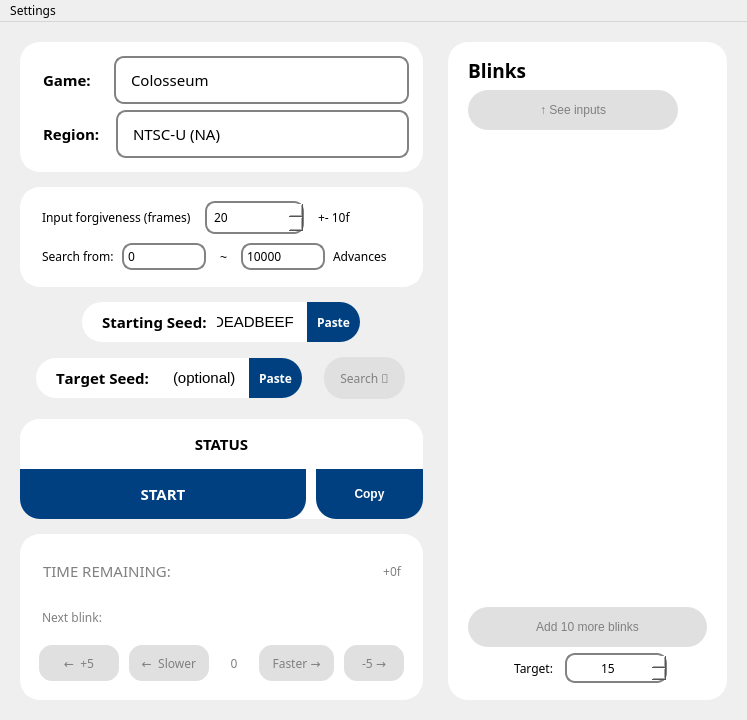
This is OpenBlink/GuiProjectBackup/OpenBlink2/mainwindow.ui in KapitalRoser/OpenBlink as Qt 5 draws it before an edit. The edited form follows.
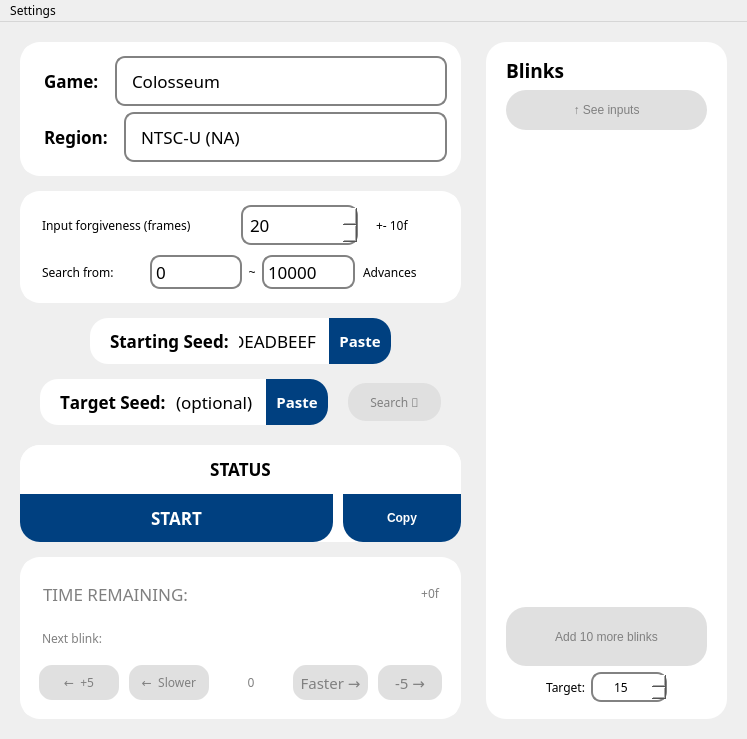
This is the edited form. Icons and pictures are not drawn.

What changed in the file:
```diff
--- a/OpenBlink/GuiProjectBackup/OpenBlink2/mainwindow.ui
+++ b/OpenBlink/GuiProjectBackup/OpenBlink2/mainwindow.ui
@@ -38,7 +38,7 @@
      <verstretch>0</verstretch>
     </sizepolicy>
    </property>
-   <layout class="QHBoxLayout" name="horizontalLayout">
+   <layout class="QHBoxLayout" name="horizontalLayout" stretch="0,55">
     <property name="spacing">
      <number>25</number>
     </property>
@@ -55,12 +55,18 @@
      <number>20</number>
     </property>
     <item>
-     <layout class="QVBoxLayout" name="InputsFrame" stretch="3,3,0,0,3,5">
+     <layout class="QVBoxLayout" name="InputsFrame" stretch="3,3,1,0,3,5">
       <property name="spacing">
        <number>15</number>
       </property>
       <item>
        <widget class="QFrame" name="platformFrame">
+        <property name="sizePolicy">
+         <sizepolicy hsizetype="Preferred" vsizetype="Preferred">
+          <horstretch>0</horstretch>
+          <verstretch>0</verstretch>
+         </sizepolicy>
+        </property>
         <property name="styleSheet">
          <string notr="true">
 *{border: 5px solid white;
@@ -93,7 +99,7 @@
              <property name="font">
               <font>
                <family>Century Gothic</family>
-               <pointsize>11</pointsize>
+               <pointsize>13</pointsize>
                <italic>false</italic>
                <bold>true</bold>
               </font>
@@ -107,8 +113,8 @@
             <widget class="QComboBox" name="gameBox">
              <property name="font">
               <font>
-               <family>Century Gothic</family>
-               <pointsize>11</pointsize>
+               <family>CenturyGothic</family>
+               <pointsize>13</pointsize>
                <italic>false</italic>
                <bold>false</bold>
               </font>
@@ -167,7 +173,7 @@
              <property name="font">
               <font>
                <family>Century Gothic</family>
-               <pointsize>11</pointsize>
+               <pointsize>13</pointsize>
                <italic>false</italic>
                <bold>true</bold>
               </font>
@@ -181,8 +187,10 @@
             <widget class="QComboBox" name="regionBox">
              <property name="font">
               <font>
-               <family>Century Gothic</family>
-               <pointsize>11</pointsize>
+               <family>CenturyGothic</family>
+               <pointsize>13</pointsize>
+               <italic>false</italic>
+               <bold>false</bold>
               </font>
              </property>
              <property name="styleSheet">
@@ -236,6 +244,12 @@
       </item>
       <item>
        <widget class="QFrame" name="paramsFrame">
+        <property name="sizePolicy">
+         <sizepolicy hsizetype="Preferred" vsizetype="Preferred">
+          <horstretch>0</horstretch>
+          <verstretch>0</verstretch>
+         </sizepolicy>
+        </property>
         <property name="styleSheet">
          <string notr="true">*{
 border: 5px solid white;
@@ -248,8 +262,11 @@
 }</string>
         </property>
         <layout class="QVBoxLayout" name="verticalLayout_2">
+         <property name="spacing">
+          <number>10</number>
+         </property>
          <item>
-          <layout class="QHBoxLayout" name="horizontalLayout_6">
+          <layout class="QHBoxLayout" name="horizontalLayout_6" stretch="5,3,2">
            <item>
             <widget class="QLabel" name="label_3">
              <property name="font">
@@ -266,8 +283,9 @@
             <widget class="QSpinBox" name="flexValueBox">
              <property name="font">
               <font>
-               <family>Century Gothic</family>
-               <pointsize>9</pointsize>
+               <family>CenturyGothic</family>
+               <pointsize>13</pointsize>
+               <italic>false</italic>
                <bold>false</bold>
               </font>
              </property>
@@ -327,7 +345,7 @@
           </layout>
          </item>
          <item>
-          <layout class="QHBoxLayout" name="horizontalLayout_7">
+          <layout class="QHBoxLayout" name="horizontalLayout_7" stretch="5,4,4,4,4">
            <property name="spacing">
             <number>0</number>
            </property>
@@ -339,6 +357,12 @@
            </property>
            <item>
             <widget class="QLabel" name="label_5">
+             <property name="sizePolicy">
+              <sizepolicy hsizetype="Minimum" vsizetype="Preferred">
+               <horstretch>0</horstretch>
+               <verstretch>0</verstretch>
+              </sizepolicy>
+             </property>
              <property name="font">
               <font>
                <family>Century Gothic</family>
@@ -359,7 +383,10 @@
              </property>
              <property name="font">
               <font>
-               <family>Century Gothic</family>
+               <family>CenturyGothic</family>
+               <pointsize>13</pointsize>
+               <italic>false</italic>
+               <bold>false</bold>
               </font>
              </property>
              <property name="styleSheet">
@@ -386,17 +413,20 @@
            <item>
             <widget class="QLabel" name="label_4">
              <property name="sizePolicy">
-              <sizepolicy hsizetype="Preferred" vsizetype="Preferred">
+              <sizepolicy hsizetype="Minimum" vsizetype="Preferred">
                <horstretch>0</horstretch>
                <verstretch>0</verstretch>
               </sizepolicy>
              </property>
              <property name="maximumSize">
               <size>
-               <width>35</width>
+               <width>20</width>
                <height>16777215</height>
               </size>
              </property>
+             <property name="styleSheet">
+              <string notr="true"/>
+             </property>
              <property name="text">
               <string>~</string>
              </property>
@@ -415,7 +445,10 @@
              </property>
              <property name="font">
               <font>
-               <family>Century Gothic</family>
+               <family>CenturyGothic</family>
+               <pointsize>13</pointsize>
+               <italic>false</italic>
+               <bold>false</bold>
               </font>
              </property>
              <property name="styleSheet">
@@ -470,10 +503,16 @@
       </item>
       <item>
        <layout class="QHBoxLayout" name="centerLayout">
+        <property name="leftMargin">
+         <number>70</number>
+        </property>
+        <property name="rightMargin">
+         <number>70</number>
+        </property>
         <item>
          <widget class="QFrame" name="seedQFrame">
           <property name="sizePolicy">
-           <sizepolicy hsizetype="Fixed" vsizetype="Fixed">
+           <sizepolicy hsizetype="Minimum" vsizetype="Fixed">
             <horstretch>0</horstretch>
             <verstretch>0</verstretch>
            </sizepolicy>
@@ -484,12 +523,17 @@
             <height>16777215</height>
            </size>
           </property>
+          <property name="font">
+           <font>
+            <family>Century Gothic</family>
+           </font>
+          </property>
           <property name="styleSheet">
            <string notr="true">
 *{
 color: black;
 background-color: white;
-border-radius: 20px;
+border-radius: 18px;
 }
 *:disabled{
 color:grey;
@@ -521,7 +565,7 @@
            <item>
             <widget class="QLabel" name="seedLabelEntry">
              <property name="sizePolicy">
-              <sizepolicy hsizetype="Fixed" vsizetype="Preferred">
+              <sizepolicy hsizetype="Minimum" vsizetype="Preferred">
                <horstretch>0</horstretch>
                <verstretch>0</verstretch>
               </sizepolicy>
@@ -529,7 +573,7 @@
              <property name="font">
               <font>
                <family>Century Gothic</family>
-               <pointsize>11</pointsize>
+               <pointsize>13</pointsize>
                <bold>true</bold>
                <kerning>false</kerning>
               </font>
@@ -555,8 +599,10 @@
              </property>
              <property name="font">
               <font>
-               <family>Segoe UI</family>
-               <pointsize>11</pointsize>
+               <family>CenturyGothic</family>
+               <pointsize>13</pointsize>
+               <italic>false</italic>
+               <bold>false</bold>
               </font>
              </property>
              <property name="styleSheet">
@@ -595,20 +641,20 @@
              </property>
              <property name="font">
               <font>
-               <family>Century Gothic</family>
-               <pointsize>9</pointsize>
+               <family>CenturyGothic</family>
+               <pointsize>11</pointsize>
                <italic>false</italic>
                <bold>true</bold>
               </font>
              </property>
              <property name="styleSheet">
               <string notr="true">QPushButton{background-color: #004080;
-font: 9pt &quot;Century Gothic&quot;;
+font: 11pt &quot;CenturyGothic&quot;;
 color: white;
 font-weight: bold;
 border-radius:0px;
-border-top-right-radius:20px;
-border-bottom-right-radius:20px;
+border-top-right-radius:18px;
+border-bottom-right-radius:18px;
 padding:10px;
 }
 QPushButton:hover{
@@ -636,14 +682,17 @@
       <item>
        <widget class="QWidget" name="targetSeedLayoutWidget" native="true">
         <layout class="QHBoxLayout" name="targetSeedLayout">
+         <property name="spacing">
+          <number>20</number>
+         </property>
          <property name="leftMargin">
-          <number>0</number>
+          <number>20</number>
          </property>
          <property name="topMargin">
           <number>0</number>
          </property>
          <property name="rightMargin">
-          <number>0</number>
+          <number>20</number>
          </property>
          <property name="bottomMargin">
           <number>5</number>
@@ -665,12 +714,17 @@
              <height>16777215</height>
             </size>
            </property>
+           <property name="font">
+            <font>
+             <family>Century Gothic</family>
+            </font>
+           </property>
            <property name="styleSheet">
             <string notr="true">
 *{
 color: black;
 background-color: white;
-border-radius: 20px;
+border-radius: 18px;
 }
 *:disabled{
 color:grey;
@@ -683,7 +737,7 @@
            <property name="frameShadow">
             <enum>QFrame::Raised</enum>
            </property>
-           <layout class="QHBoxLayout" name="horizontalLayout_4" stretch="5,5,2">
+           <layout class="QHBoxLayout" name="horizontalLayout_4" stretch="5,5,0">
             <property name="spacing">
              <number>0</number>
             </property>
@@ -702,7 +756,7 @@
             <item>
              <widget class="QLabel" name="targetSeedLabelEntry">
               <property name="sizePolicy">
-               <sizepolicy hsizetype="Fixed" vsizetype="Preferred">
+               <sizepolicy hsizetype="Preferred" vsizetype="Preferred">
                 <horstretch>0</horstretch>
                 <verstretch>0</verstretch>
                </sizepolicy>
@@ -710,7 +764,7 @@
               <property name="font">
                <font>
                 <family>Century Gothic</family>
-                <pointsize>11</pointsize>
+                <pointsize>13</pointsize>
                 <bold>true</bold>
                 <kerning>false</kerning>
                </font>
@@ -723,7 +777,7 @@
             <item>
              <widget class="QLineEdit" name="targetSeedEntry">
               <property name="sizePolicy">
-               <sizepolicy hsizetype="Fixed" vsizetype="Preferred">
+               <sizepolicy hsizetype="Preferred" vsizetype="Preferred">
                 <horstretch>0</horstretch>
                 <verstretch>0</verstretch>
                </sizepolicy>
@@ -736,12 +790,18 @@
               </property>
               <property name="font">
                <font>
-                <family>Segoe UI</family>
-                <pointsize>11</pointsize>
+                <family>CenturyGothic</family>
+                <pointsize>13</pointsize>
+                <italic>false</italic>
+                <bold>false</bold>
                </font>
               </property>
               <property name="styleSheet">
-               <string notr="true">padding:10px;</string>
+               <string notr="true">padding-top:10px;
+padding-bottom:10px;
+padding-right:10px;
+padding-left:0px;
+font: 13pt &quot;CenturyGothic&quot;;</string>
               </property>
               <property name="text">
                <string>(optional)</string>
@@ -779,20 +839,20 @@
               </property>
               <property name="font">
                <font>
-                <family>Century Gothic</family>
-                <pointsize>9</pointsize>
+                <family>CenturyGothic</family>
+                <pointsize>11</pointsize>
                 <italic>false</italic>
                 <bold>true</bold>
                </font>
               </property>
               <property name="styleSheet">
                <string notr="true">QPushButton{background-color: #004080;
-font: 9pt &quot;Century Gothic&quot;;
+font: 11pt &quot;CenturyGothic&quot;;
 color: white;
 font-weight: bold;
 border-radius:0px;
-border-top-right-radius:20px;
-border-bottom-right-radius:20px;
+border-top-right-radius:18px;
+border-bottom-right-radius:18px;
 padding:10px;
 }
 QPushButton:hover{
@@ -821,7 +881,7 @@
             <bool>false</bool>
            </property>
            <property name="sizePolicy">
-            <sizepolicy hsizetype="Fixed" vsizetype="Fixed">
+            <sizepolicy hsizetype="Minimum" vsizetype="Fixed">
              <horstretch>0</horstretch>
              <verstretch>0</verstretch>
             </sizepolicy>
@@ -829,16 +889,19 @@
            <property name="maximumSize">
             <size>
              <width>16777215</width>
-             <height>42</height>
+             <height>38</height>
             </size>
            </property>
            <property name="styleSheet">
             <string notr="true">QPushButton{background-color: #004080;
-font: 9pt &quot;Century Gothic&quot;;
+font: 11pt &quot;Century Gothic&quot;;
 color: white;
 font-weight: bold;
-border-radius:20px;
-padding: 15px;
+border-radius:18px;
+padding-top: 10px;
+padding-bottom:10px;
+padding-left: 20px;
+padding-right:20px;
 }
 QPushButton:hover{
 background-color: #265d93;
@@ -862,6 +925,18 @@
       </item>
       <item>
        <widget class="QFrame" name="statusFrame">
+        <property name="sizePolicy">
+         <sizepolicy hsizetype="Preferred" vsizetype="Fixed">
+          <horstretch>0</horstretch>
+          <verstretch>0</verstretch>
+         </sizepolicy>
+        </property>
+        <property name="minimumSize">
+         <size>
+          <width>0</width>
+          <height>97</height>
+         </size>
+        </property>
         <property name="font">
          <font>
           <family>Century Gothic</family>
@@ -905,11 +980,15 @@
           <widget class="QLabel" name="statusLabel">
            <property name="font">
             <font>
-             <family>Century Gothic</family>
-             <pointsize>11</pointsize>
+             <family>CenturyGothic</family>
+             <pointsize>13</pointsize>
+             <italic>false</italic>
              <bold>true</bold>
             </font>
            </property>
+           <property name="styleSheet">
+            <string notr="true">font: 700 13pt &quot;CenturyGothic&quot;;</string>
+           </property>
            <property name="text">
             <string>STATUS</string>
            </property>
@@ -940,7 +1019,7 @@
              <property name="font">
               <font>
                <family>Century Gothic</family>
-               <pointsize>11</pointsize>
+               <pointsize>13</pointsize>
                <italic>false</italic>
                <bold>true</bold>
               </font>
@@ -1018,11 +1097,17 @@
          <bool>false</bool>
         </property>
         <property name="sizePolicy">
-         <sizepolicy hsizetype="Preferred" vsizetype="Preferred">
+         <sizepolicy hsizetype="Preferred" vsizetype="Fixed">
           <horstretch>0</horstretch>
           <verstretch>0</verstretch>
          </sizepolicy>
         </property>
+        <property name="minimumSize">
+         <size>
+          <width>0</width>
+          <height>162</height>
+         </size>
+        </property>
         <property name="autoFillBackground">
          <bool>false</bool>
         </property>
@@ -1185,7 +1270,7 @@
            <property name="font">
             <font>
              <family>Century Gothic</family>
-             <pointsize>9</pointsize>
+             <pointsize>11</pointsize>
              <italic>false</italic>
              <bold>true</bold>
             </font>
@@ -1234,7 +1319,7 @@
            <property name="font">
             <font>
              <family>Century Gothic</family>
-             <pointsize>9</pointsize>
+             <pointsize>11</pointsize>
              <italic>false</italic>
              <bold>true</bold>
             </font>
@@ -1285,7 +1370,7 @@
            <property name="font">
             <font>
              <family>Century Gothic</family>
-             <pointsize>11</pointsize>
+             <pointsize>13</pointsize>
              <italic>false</italic>
              <bold>false</bold>
             </font>
@@ -1327,7 +1412,7 @@
       </property>
       <property name="minimumSize">
        <size>
-        <width>240</width>
+        <width>0</width>
         <height>0</height>
        </size>
       </property>
@@ -1384,14 +1469,14 @@
           <bool>false</bool>
          </property>
          <property name="sizePolicy">
-          <sizepolicy hsizetype="Maximum" vsizetype="Preferred">
+          <sizepolicy hsizetype="Preferred" vsizetype="Preferred">
            <horstretch>0</horstretch>
            <verstretch>0</verstretch>
           </sizepolicy>
          </property>
          <property name="minimumSize">
           <size>
-           <width>210</width>
+           <width>0</width>
            <height>40</height>
           </size>
          </property>
@@ -1447,12 +1532,12 @@
            <rect>
             <x>0</x>
             <y>9</y>
-            <width>210</width>
+            <width>201</width>
             <height>451</height>
            </rect>
           </property>
           <property name="sizePolicy">
-           <sizepolicy hsizetype="Fixed" vsizetype="Fixed">
+           <sizepolicy hsizetype="Preferred" vsizetype="Fixed">
             <horstretch>0</horstretch>
             <verstretch>0</verstretch>
            </sizepolicy>
```
Left out of the diff: 16 changed lines with no effect on the pictures.
